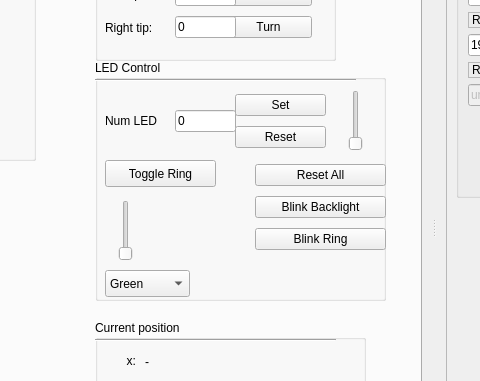
Old version of the form pap_gui/ui/main_window.ui in the repository JohanVer/PAP2015; both pictures show x 716 to 1196 and y 124 to 505 of the 1478 by 704 pixel window.
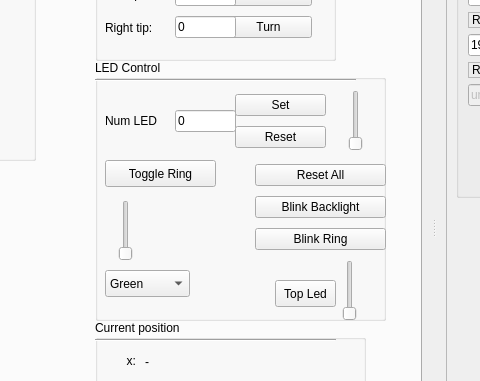
New version of the form. The open tabs and pages were chosen to show the change. Icons and pictures are not drawn. Custom widgets are drawn as their Qt base class.

Diff of the .ui file:
```diff
--- a/pap_gui/ui/main_window.ui
+++ b/pap_gui/ui/main_window.ui
@@ -1770,7 +1770,7 @@
           <x>800</x>
           <y>130</y>
           <width>291</width>
-          <height>241</height>
+          <height>261</height>
          </rect>
         </property>
         <property name="title">
@@ -1961,6 +1961,32 @@
           </item>
          </layout>
         </widget>
+        <widget class="QSlider" name="topBrightnessSlider_2">
+         <property name="geometry">
+          <rect>
+           <x>240</x>
+           <y>200</y>
+           <width>29</width>
+           <height>61</height>
+          </rect>
+         </property>
+         <property name="orientation">
+          <enum>Qt::Vertical</enum>
+         </property>
+        </widget>
+        <widget class="QPushButton" name="topLedButton">
+         <property name="geometry">
+          <rect>
+           <x>180</x>
+           <y>220</y>
+           <width>61</width>
+           <height>27</height>
+          </rect>
+         </property>
+         <property name="text">
+          <string>Top Led</string>
+         </property>
+        </widget>
        </widget>
        <widget class="QGroupBox" name="groupBox_18">
         <property name="geometry">
```
Left out of the diff: 2 changed lines with no effect on the pictures.
